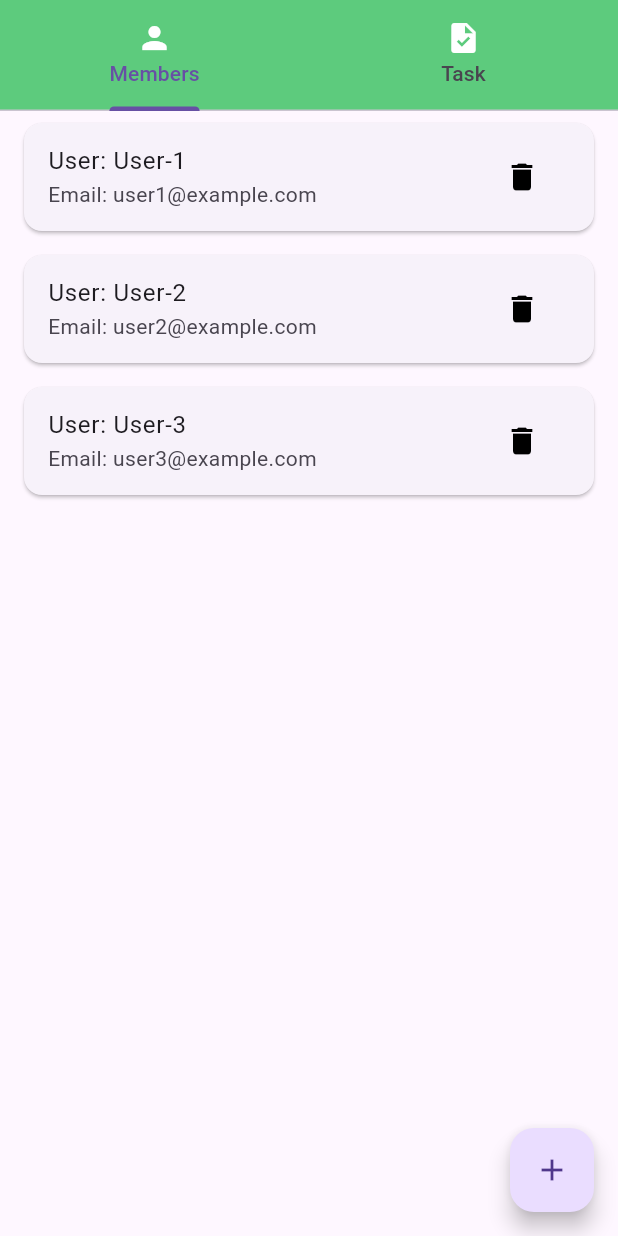
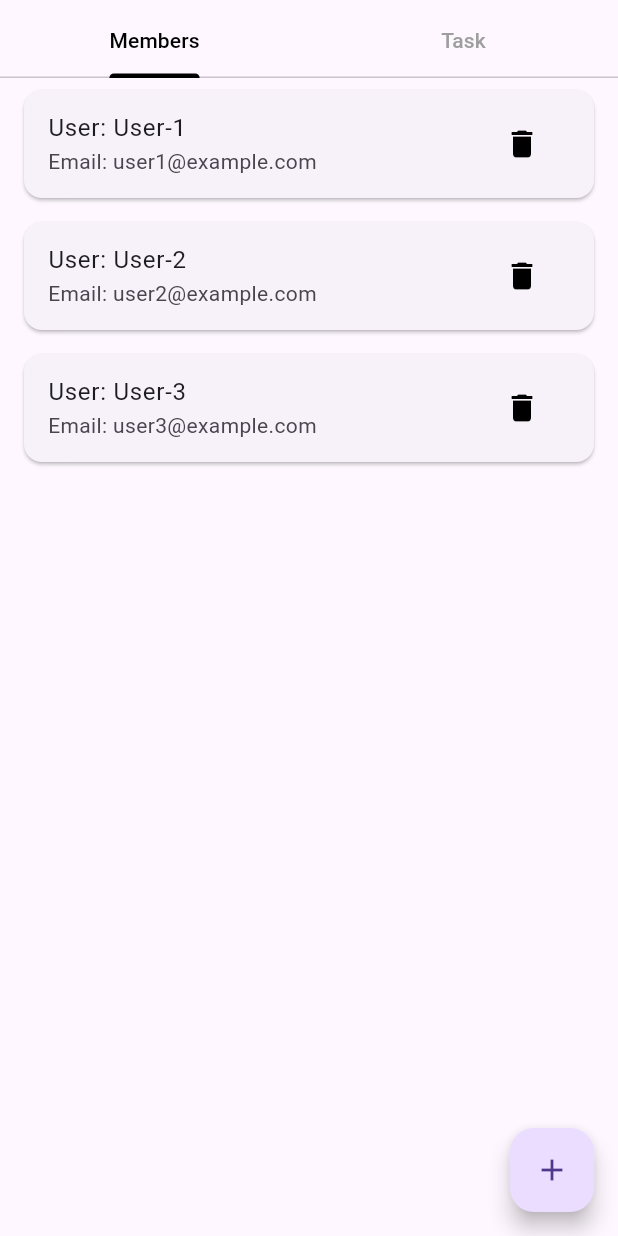
Before and after one commit to Kelvinbhavsar/To-do-List, a Flutter app: the HomePage screen opened directly, on a phone screen of 412 x 824 dp. Run offline on Flutter 3.47's test engine with Material 3 defaults, Android fonts, the phone set to English and light mode, and no system bars.

Commit message:
tabbar changes

```diff
--- a/lib/home_page.dart
+++ b/lib/home_page.dart
@@ -1,3 +1,5 @@
+import 'dart:js_interop_unsafe';
+
 import 'package:flutter/material.dart';
 import 'user_page.dart';
 import 'task_page.dart';
@@ -29,15 +31,17 @@ class _HomePageState extends State<HomePage> with SingleTickerProviderStateMixin
     return Scaffold(
       appBar: AppBar(
         toolbarHeight: 44,
-        backgroundColor: const Color.fromRGBO(93, 203, 125, 100),
         elevation: 0,
         bottom: PreferredSize(
-          preferredSize: const Size.fromHeight(30), // Set the desired height here
+          preferredSize: const Size.fromHeight(8), // Set the desired height here
           child: TabBar(
+            labelColor: Colors.black,
+            unselectedLabelColor: Colors.grey,
+            indicatorColor: Colors.black,
             controller: _tabController,
             tabs: const <Widget>[
-              Tab(icon: Icon(Icons.person,color: Colors.white,), text: 'Members'),
-              Tab(icon: Icon(Icons.task,color: Colors.white,), text: 'Task'),
+              Tab(text: 'Members'),
+              Tab(text: 'Task'),
             ],
           ),
         ),
--- a/lib/user_page.dart
+++ b/lib/user_page.dart
@@ -54,6 +54,7 @@ class _UserPageState extends State<UserPage> {
                 TextFormField(
                   decoration: const InputDecoration(labelText: 'Name'),
                   onChanged: (value) {
+                    print("object");
                     name = value;
                   },
                   validator: (value) {
```
Also changed, not shown: 9 other files.
